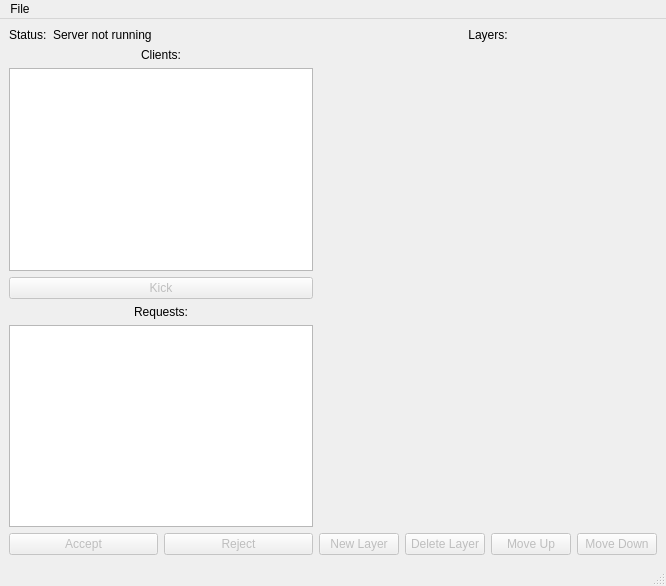
Above: designer/HiveMasterUi.ui from skitzycat/beedraw before the change. Below: the same form after it.
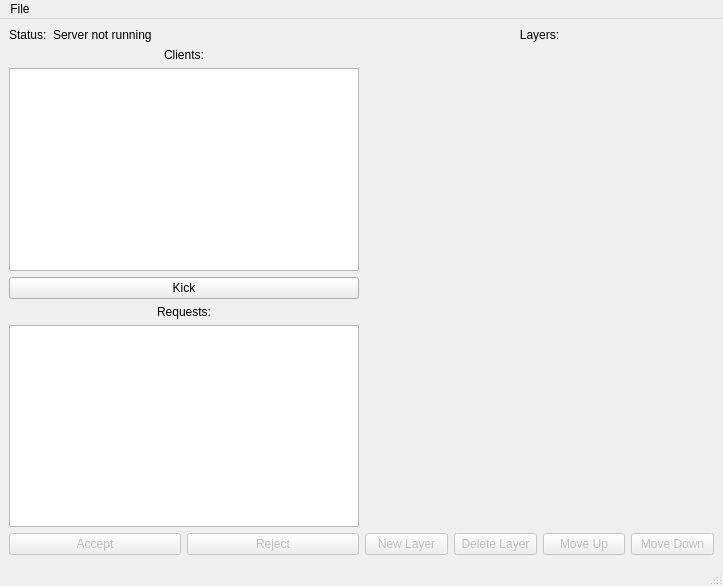
That is the form after the change.

Commit message: kick button now works under linux at least

The edit to the form file:
```diff
--- a/designer/HiveMasterUi.ui
+++ b/designer/HiveMasterUi.ui
@@ -1,11 +1,11 @@
 <ui version="4.0" >
  <class>HiveMasterSpec</class>
- <widget class="QMainWindow" name="HiveMasterSpec" >
-  <property name="geometry" >
+ <widget class="QMainWindow" name="HiveMasterSpec">
+  <property name="geometry">
    <rect>
     <x>0</x>
     <y>0</y>
-    <width>666</width>
+    <width>723</width>
     <height>586</height>
    </rect>
   </property>
@@ -54,11 +54,8 @@
        <widget class="QListWidget" name="clientsList" />
       </item>
       <item>
-       <widget class="QPushButton" name="kick_button" >
-        <property name="enabled" >
-         <bool>false</bool>
-        </property>
-        <property name="text" >
+       <widget class="QPushButton" name="kick_button">
+        <property name="text">
          <string>Kick</string>
         </property>
        </widget>
@@ -178,17 +175,17 @@
     </item>
    </layout>
   </widget>
-  <widget class="QMenuBar" name="menubar" >
-   <property name="geometry" >
+  <widget class="QMenuBar" name="menubar">
+   <property name="geometry">
     <rect>
      <x>0</x>
      <y>0</y>
-     <width>666</width>
-     <height>35</height>
+     <width>723</width>
+     <height>27</height>
     </rect>
    </property>
-   <widget class="QMenu" name="menuFile" >
-    <property name="title" >
+   <widget class="QMenu" name="menuFile">
+    <property name="title">
      <string>File</string>
     </property>
     <addaction name="separator" />
@@ -197,7 +194,7 @@
     <addaction name="actionOptions" />
     <addaction name="actionClose" />
    </widget>
-   <addaction name="menuFile" />
+   <addaction name="menuFile"/>
   </widget>
   <widget class="QStatusBar" name="statusbar" />
   <action name="actionStart" >
```
Left out of the diff: 131 changed lines with no effect on the pictures. The commit also changes 1 other file.
